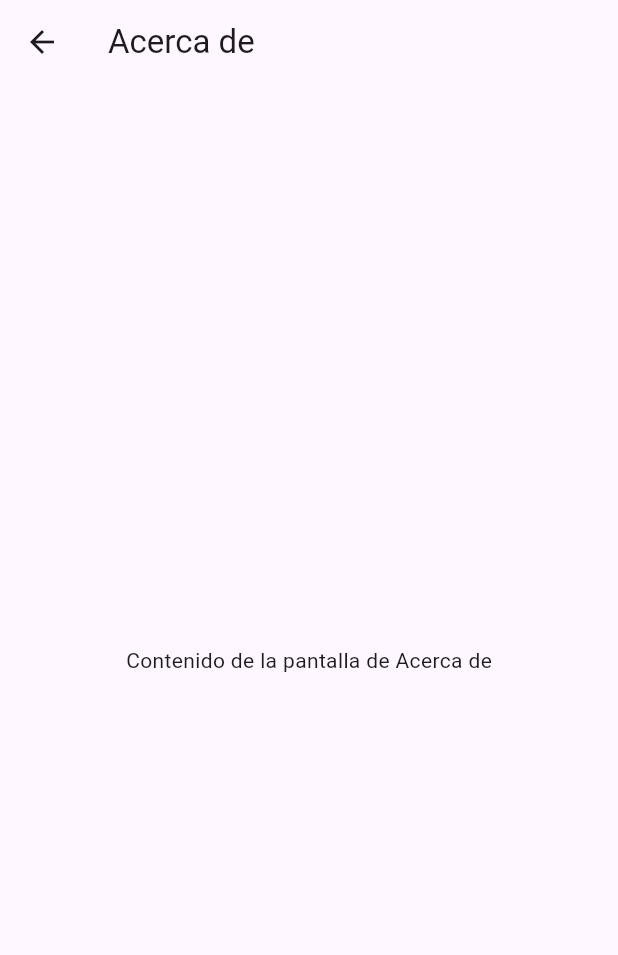
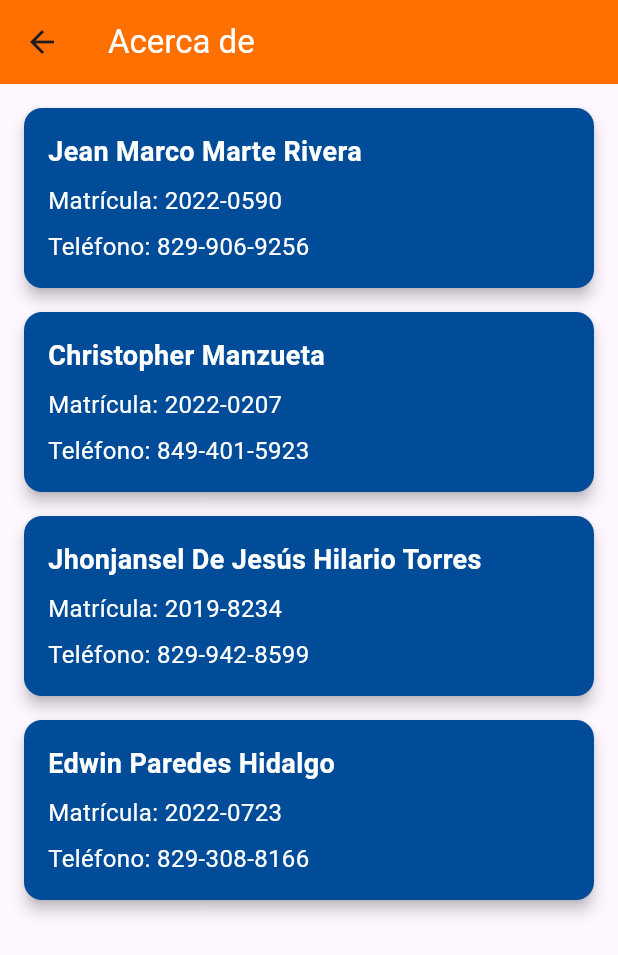
Before and after one commit to edwin-ill/proyectofinal, a Flutter app: the AcercaDeScreen screen opened by its route, on a phone screen of 412 x 824 dp. Shown: the top 955 px of the screen. Run offline on Flutter 3.47's test engine with Material 3 defaults, Android fonts, the light colour scheme and no system bars; our stand-ins replace youtube_player_flutter.

Commit message:
Terminada pantalla de acerca de

```diff
--- a/lib/pages/acerca_de.dart
+++ b/lib/pages/acerca_de.dart
@@ -1,16 +1,83 @@
 import 'package:flutter/material.dart';
 
 class AcercaDeScreen extends StatelessWidget {
-  const AcercaDeScreen({super.key});
+  const AcercaDeScreen({Key? key}) : super(key: key);
 
   @override
   Widget build(BuildContext context) {
     return Scaffold(
       appBar: AppBar(
-        title: const Text('Acerca de'),
+        title: const Text('Acerca de', style: TextStyle(color: Colors.white)),
+        backgroundColor: const Color(0xFFFF7000),
       ),
-      body: const Center(
-        child: Text('Contenido de la pantalla de Acerca de'),
+      body: ListView(
+        padding: const EdgeInsets.all(16.0),
+        children: [
+          _buildDeveloperCard(
+            name: 'Jean Marco Marte Rivera',
+            studentId: '2022-0590',
+            phoneNumber: '829-906-9256',
+          ),
+          _buildDeveloperCard(
+            name: 'Christopher Manzueta',
+            studentId: '2022-0207',
+            phoneNumber: '849-401-5923',
+          ),
+          _buildDeveloperCard(
+            name: 'Jhonjansel De Jesús Hilario Torres',
+            studentId: '2019-8234',
+            phoneNumber: '829-942-8599',
+          ),
+          _buildDeveloperCard(
+            name: 'Edwin Paredes Hidalgo',
+            studentId: '2022-0723',
+            phoneNumber: '829-308-8166',
+          ),
+        ],
+      ),
+    );
+  }
+
+  Widget _buildDeveloperCard({
+    required String name,
+    required String studentId,
+    required String phoneNumber,
+  }) {
+    return Card(
+      elevation: 4.0,
+      margin: const EdgeInsets.only(bottom: 16.0),
+      color: const Color(0xFF004C98),
+      child: Padding(
+        padding: const EdgeInsets.all(16.0),
+        child: Column(
+          crossAxisAlignment: CrossAxisAlignment.start,
+          children: [
+            Text(
+              name,
+              style: const TextStyle(
+                fontSize: 18.0,
+                fontWeight: FontWeight.bold,
+                color: Colors.white,
+              ),
+            ),
+            const SizedBox(height: 8.0),
+            Text(
+              'Matrícula: $studentId',
+              style: const TextStyle(
+                fontSize: 16.0,
+                color: Colors.white,
+              ),
+            ),
+            const SizedBox(height: 8.0),
+            Text(
+              'Teléfono: $phoneNumber',
+              style: const TextStyle(
+                fontSize: 16.0,
+                color: Colors.white,
+              ),
+            ),
+          ],
+        ),
       ),
     );
   }
```
Also changed, not shown: pubspec.lock.
